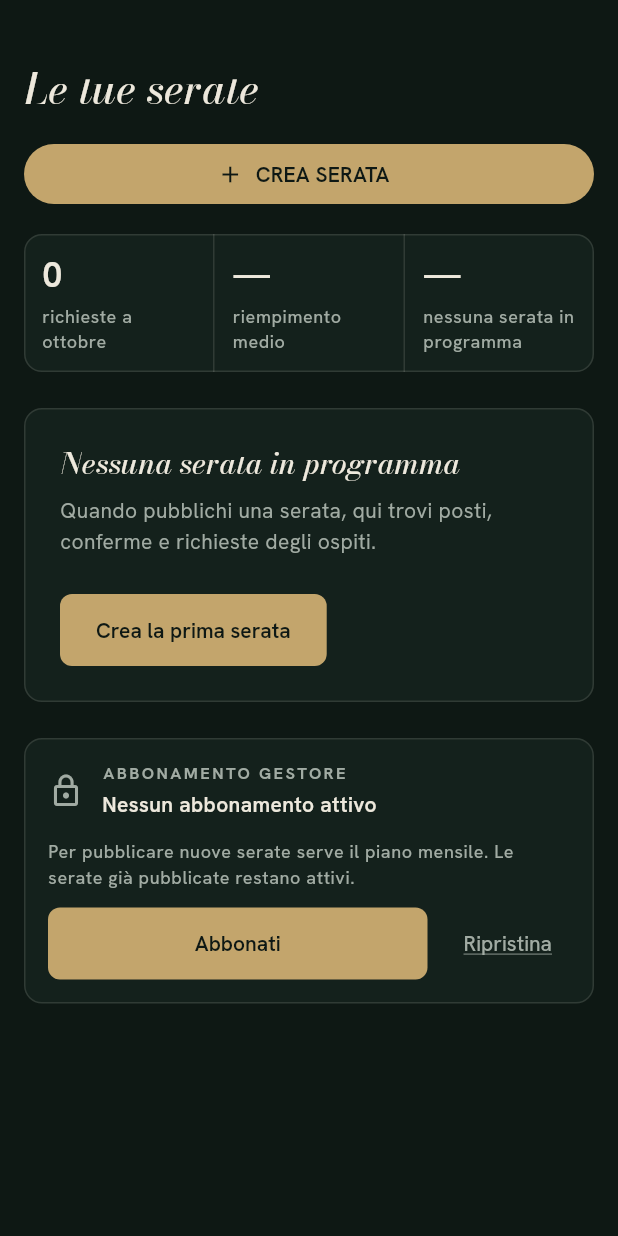
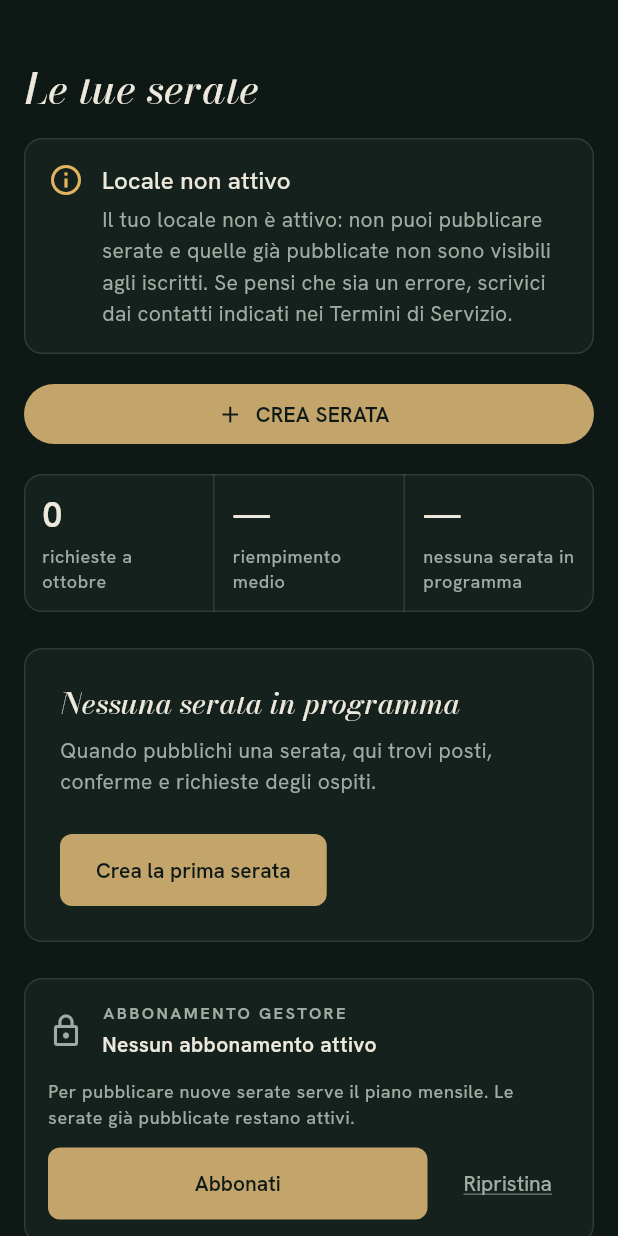
Before and after one commit to Fuchs665/Ecora-2.0, a Flutter app: the ClubDashboardScreen screen opened directly with empty values, on a phone screen of 412 x 824 dp. Run offline on Flutter 3.47's test engine with Material 3 defaults, Android fonts, the phone set to English and light mode, and no system bars; our stand-ins replace cached_network_image, firebase_core, firebase_messaging, flutter_secure_storage, image_picker, in_app_purchase and 2 more; accounts and stored records are empty.

Commit message:
feat(app): avviso "Locale non attivo" per i gestori non verificati (Blocco V.2)
SupabaseProfile.isVerified; avviso in dashboard e "Crea serata" fermato
prima del controllo dell'abbonamento.

Co-Authored-By: Claude Opus 5.5 <noreply@anthropic.com>
Claude-Session: https://claude.ai/code/session_01YCUqDmancMVMxR7uRWuCRj

```diff
--- a/lib/gestore_dashboard.dart
+++ b/lib/gestore_dashboard.dart
@@ -14,6 +14,7 @@ import 'reports.dart';
 import 'subscription_panel.dart';
 import 'subscription_service.dart';
 import 'user_profile_page.dart';
+import 'venue_status.dart';
 import 'event_details_page.dart';
 
 class GestoreDashboard extends StatefulWidget {
@@ -65,6 +66,13 @@ class _GestoreDashboardState extends State<GestoreDashboard> {
   /// Lo stato viene riletto dal DB a ogni tentativo: e' una SELECT leggera
   /// e copre il caso "ho appena comprato su un altro device".
   Future<void> _tryOpenCreateForm() async {
+    // Locale non attivo (Blocco V.2): il server rifiuterebbe comunque la
+    // serata (0021), e non deve arrivare al pagamento.
+    final host = EcoraDataService.instance.currentProfileNotifier.value;
+    if (host == null || !host.isVerified) {
+      await showVenueInactiveSheet(context);
+      return;
+    }
     final service = EcoraSubscriptionService.instance;
     await service.refreshStatus();
     if (!mounted) return;
@@ -344,6 +352,10 @@ class ClubDashboardScreen extends StatelessWidget {
             const SizedBox(height: EcoraSpace.s4),
             Text("Le tue serate", style: textTheme.displayMedium),
             const SizedBox(height: EcoraSpace.s16),
+            if (!host.isVerified) ...[
+              const VenueInactiveNotice(),
+              const SizedBox(height: EcoraSpace.s16),
+            ],
 
             // Azione primaria (Blocco C.4): sempre in vista, stesso gate
             // d'abbonamento del resto.
--- a/lib/models.dart
+++ b/lib/models.dart
@@ -23,6 +23,10 @@ class SupabaseProfile {
   final String? privacyLevel;
   final String? genericLocation;
 
+  /// Locale verificato da noi (solo gestori, Blocco V.2): senza, non
+  /// pubblica serate e quelle pubblicate non sono visibili (migrazione 0021).
+  final bool isVerified;
+
   SupabaseProfile({
     required this.id,
     required this.fullName,
@@ -34,6 +38,7 @@ class SupabaseProfile {
     this.profileType,
     this.privacyLevel,
     this.genericLocation,
+    this.isVerified = false,
   });
 
   SupabaseProfile copyWith({
@@ -47,6 +52,7 @@ class SupabaseProfile {
     String? profileType,
     String? privacyLevel,
     String? genericLocation,
+    bool? isVerified,
   }) {
     return SupabaseProfile(
       id: id ?? this.id,
@@ -59,6 +65,7 @@ class SupabaseProfile {
       profileType: profileType ?? this.profileType,
       privacyLevel: privacyLevel ?? this.privacyLevel,
       genericLocation: genericLocation ?? this.genericLocation,
+      isVerified: isVerified ?? this.isVerified,
     );
   }
 
@@ -92,6 +99,7 @@ class SupabaseProfile {
       profileType: profileType,
       privacyLevel: row['privacy_level']?.toString(),
       genericLocation: row['generic_location']?.toString(),
+      isVerified: row['is_verified'] == true,
     );
   }
 }
--- /dev/null
+++ b/lib/venue_status.dart
@@ -0,0 +1,62 @@
+import 'package:flutter/material.dart';
+
+import 'theme.dart';
+
+// Locale non verificato o sospeso (Blocco V.2, migrazione 0021). Testi
+// approvati il 07/10/2026.
+
+const String kVenueInactiveTitle = "Locale non attivo";
+const String kVenueInactiveBody =
+    "Il tuo locale non è attivo: non puoi pubblicare serate e quelle già "
+    "pubblicate non sono visibili agli iscritti. Se pensi che sia un errore, "
+    "scrivici dai contatti indicati nei Termini di Servizio.";
+
+/// Avviso fisso in cima alla dashboard del gestore.
+class VenueInactiveNotice extends StatelessWidget {
+  const VenueInactiveNotice({super.key});
+
+  @override
+  Widget build(BuildContext context) {
+    final textTheme = Theme.of(context).textTheme;
+    return Card(
+      child: Padding(
+        padding: const EdgeInsets.all(EcoraSpace.s16),
+        child: Row(
+          crossAxisAlignment: CrossAxisAlignment.start,
+          children: [
+            const Icon(Icons.info_outline, color: EcoraColors.warning),
+            const SizedBox(width: EcoraSpace.s12),
+            Expanded(
+              child: Column(
+                crossAxisAlignment: CrossAxisAlignment.start,
+                children: [
+                  Text(kVenueInactiveTitle, style: textTheme.titleMedium),
+                  const SizedBox(height: EcoraSpace.s4),
+                  Text(
+                    kVenueInactiveBody,
+                    style: textTheme.bodyMedium
+                        ?.copyWith(color: EcoraColors.inkMuted),
+                  ),
+                ],
+              ),
+            ),
+          ],
+        ),
+      ),
+    );
+  }
+}
+
+/// "CREA SERATA" con il locale non attivo: lo stesso avviso, prima del
+/// controllo dell'abbonamento (un locale non attivo non arriva al pagamento).
+Future<void> showVenueInactiveSheet(BuildContext context) {
+  return showModalBottomSheet<void>(
+    context: context,
+    builder: (ctx) => const SafeArea(
+      child: Padding(
+        padding: EdgeInsets.all(EcoraSpace.s16),
+        child: VenueInactiveNotice(),
+      ),
+    ),
+  );
+}
```
Also changed, not shown: 4 other files.
